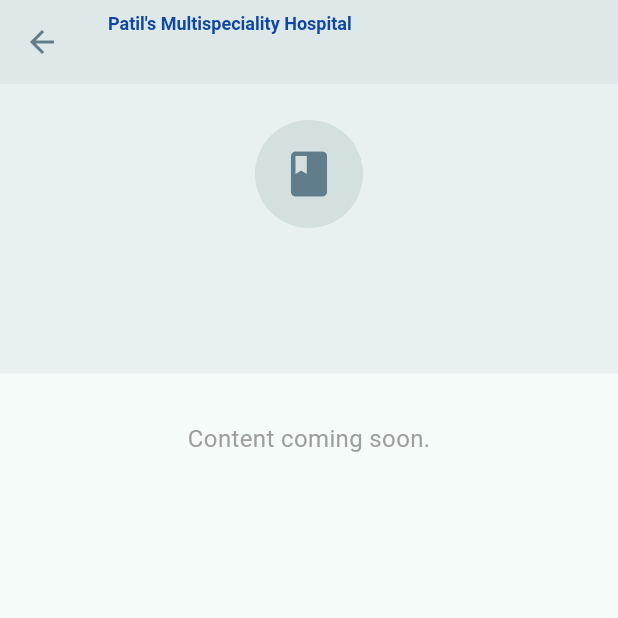
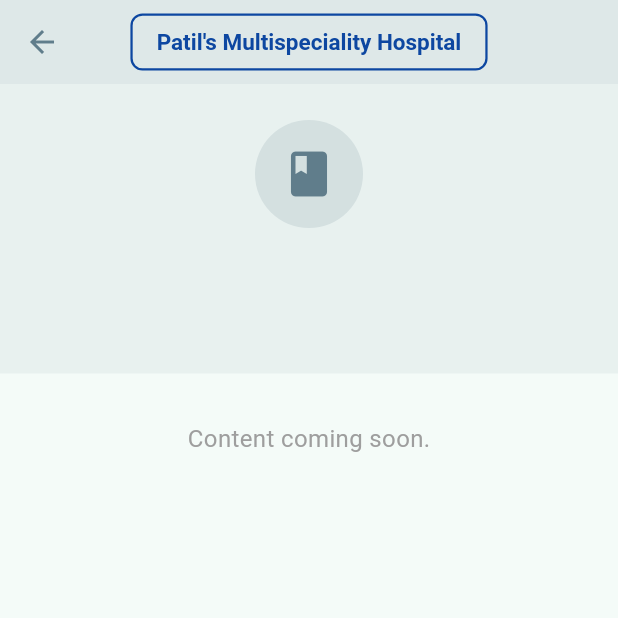
Before and after one commit to bharathreddyh/iha_clinic, a Flutter app: the ModuleDetailScreen screen opened directly with empty values, on a phone screen of 412 x 824 dp, the top half of it. Run offline on Flutter 3.47's test engine with Material 3 defaults, Android fonts, the phone set to English and light mode, and no system bars; our stand-ins replace cloud_firestore, firebase_core; missing offline and left inert: dart:html, dart:ui_web; accounts and stored records are empty; network calls fail.

Commit message:
Simplify app bar to show only hospital name centered in a rectangle
Replaced the two-line layout (hospital name + page title) with just the
hospital name centered in a bordered rectangle to make it visually
obvious that it's clickable.

https://claude.ai/code/session_01PugChWFR49oybu54CLwyCR

```diff
--- a/lib/core/widgets/hospital_app_bar.dart
+++ b/lib/core/widgets/hospital_app_bar.dart
@@ -1,43 +1,40 @@
 import 'package:flutter/material.dart';
 
-/// Creates an AppBar with a clickable hospital name that navigates home.
+/// Creates an AppBar with a clickable hospital name centered in a rectangle.
 AppBar hospitalAppBar(
   BuildContext context, {
-  required String title,
+  String? title,
   Color? backgroundColor,
   Color? foregroundColor,
   List<Widget>? actions,
   bool automaticallyImplyLeading = true,
 }) {
   return AppBar(
-    title: Column(
-      crossAxisAlignment: CrossAxisAlignment.start,
-      children: [
-        GestureDetector(
+    centerTitle: true,
+    title: GestureDetector(
       onTap: () => Navigator.pushNamedAndRemoveUntil(
         context,
         '/',
         (route) => false,
       ),
+      child: Container(
+        padding: const EdgeInsets.symmetric(horizontal: 16, vertical: 8),
+        decoration: BoxDecoration(
+          border: Border.all(
+            color: const Color(0xFF0D47A1),
+            width: 1.5,
+          ),
+          borderRadius: BorderRadius.circular(8),
+        ),
         child: const Text(
           "Patil's Multispeciality Hospital",
           style: TextStyle(
-              fontSize: 12,
+            fontSize: 15,
             fontWeight: FontWeight.w600,
             color: Color(0xFF0D47A1),
           ),
         ),
       ),
-        const SizedBox(height: 2),
-        Text(
-          title,
-          style: TextStyle(
-            fontSize: 18,
-            fontWeight: FontWeight.bold,
-            color: foregroundColor,
-          ),
-        ),
-      ],
     ),
     backgroundColor: backgroundColor,
     foregroundColor: foregroundColor,
```
Lines whose indentation alone changed are shown as unchanged.
